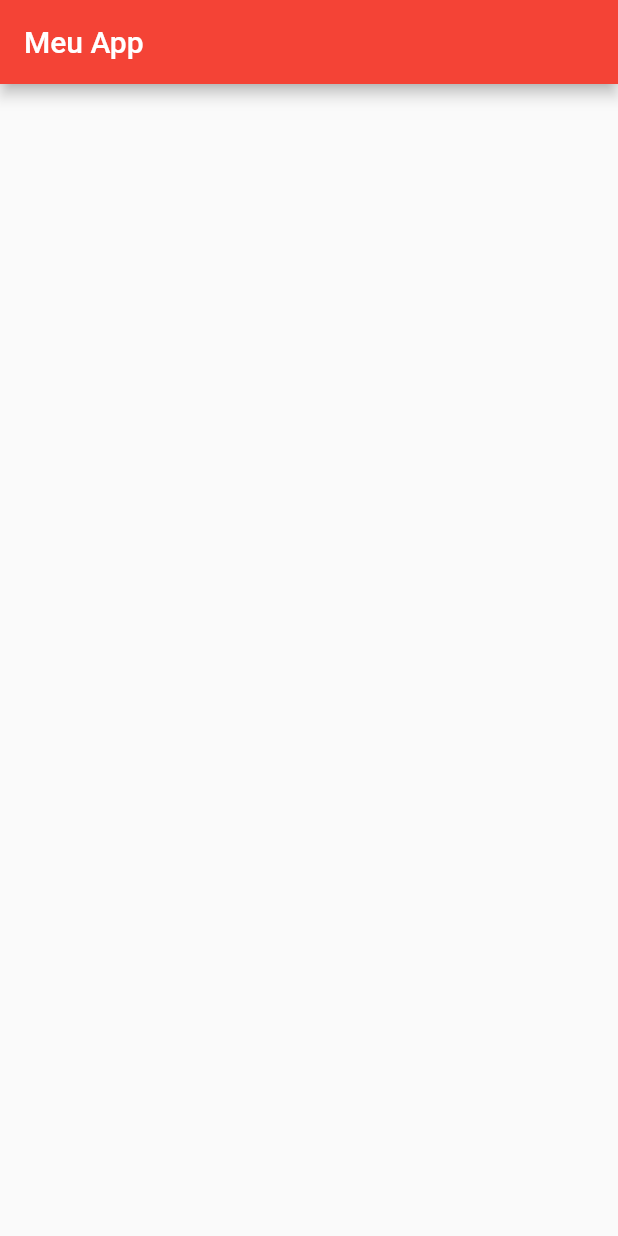
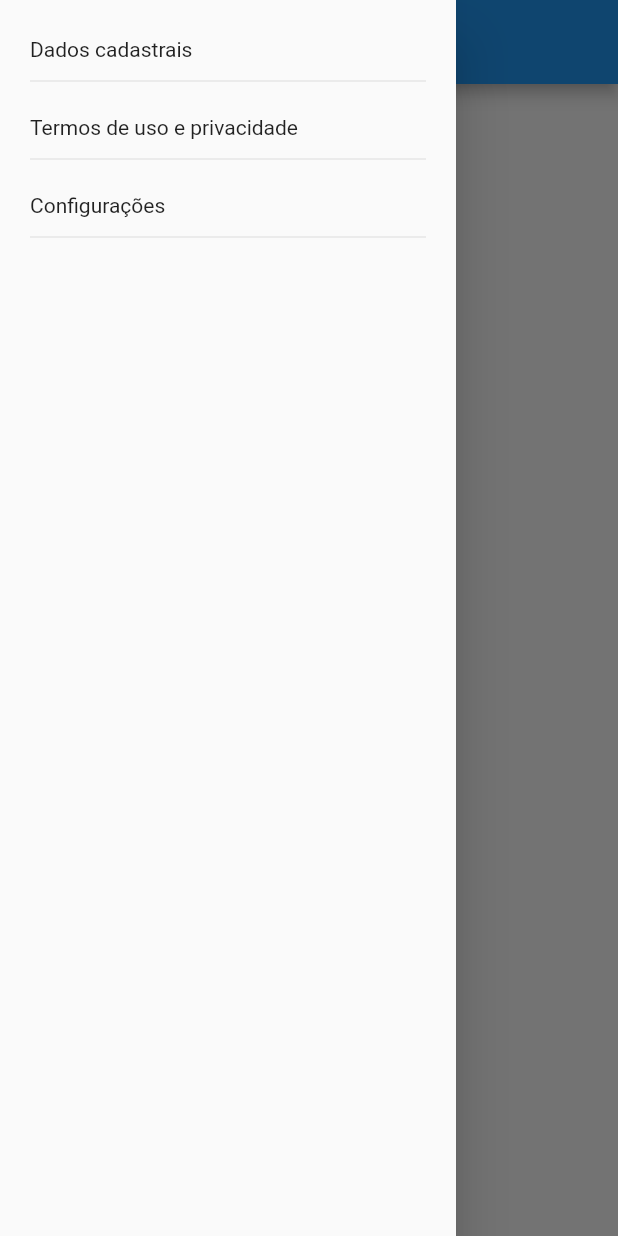
Before and after one commit to FilipeJN/trilhaapp, a Flutter app: the MainPage screen opened directly, with the side drawer open (before the commit the screen has no drawer), on a phone screen of 412 x 824 dp. Run offline on Flutter 3.47's test engine with Material 2 defaults, Android fonts, the phone set to English and light mode, and no system bars; our stand-ins replace google_fonts; network calls fail.

Commit message:
Adicionando menu lateral(drawer) a main_page

```diff
--- a/lib/my_app.dart
+++ b/lib/my_app.dart
@@ -10,7 +10,7 @@ class MyApp extends StatelessWidget {
     return MaterialApp(
       debugShowCheckedModeBanner: false,
       theme: ThemeData(
-        primarySwatch: Colors.red,
+        primarySwatch: Colors.blue,
         textTheme: GoogleFonts.robotoTextTheme(),
       ),
       home: const LoginPage(),
--- a/lib/pages/login_page.dart
+++ b/lib/pages/login_page.dart
@@ -157,8 +157,9 @@ class _LoginPageState extends State<LoginPage> {
                     width: double.infinity,
                     child: TextButton(
                       onPressed: () {
-                        if (email == "email@gmail.com" &&
-                            senha.trim() == "123") {
+                        if (email == "" && //email@gmail.com
+                            senha.trim() == "") {
+                          //123
                           ScaffoldMessenger.of(context).showSnackBar(SnackBar(
                               content: Text("Login efetuado com sucesso")));
                           Navigator.pushReplacement(
--- a/lib/pages/main_page.dart
+++ b/lib/pages/main_page.dart
@@ -10,9 +10,54 @@ class MainPage extends StatefulWidget {
 class _MainPageState extends State<MainPage> {
   @override
   Widget build(BuildContext context) {
-    return Scaffold(
-      appBar: AppBar(
-        title: Text("Meu App"),
+    return SafeArea(
+      child: Scaffold(
+        appBar: AppBar(
+          title: const Text("Main Page"),
+        ),
+        drawer: Drawer(
+          child: Padding(
+            padding: EdgeInsets.symmetric(vertical: 20, horizontal: 20),
+            child: Column(
+              crossAxisAlignment: CrossAxisAlignment.start,
+              children: [
+                InkWell(
+                  child: Container(
+                      padding: EdgeInsets.symmetric(vertical: 5),
+                      width: double.infinity,
+                      child: Text("Dados cadastrais")),
+                  onTap: () {},
+                ),
+                Divider(),
+                SizedBox(
+                  height: 10,
+                ),
+                InkWell(
+                  child: Container(
+                      padding: EdgeInsets.symmetric(vertical: 5),
+                      width: double.infinity,
+                      child: Text("Termos de uso e privacidade")),
+                  onTap: () {},
+                ),
+                Divider(),
+                SizedBox(
+                  height: 10,
+                ),
+                InkWell(
+                  child: Container(
+                      padding: EdgeInsets.symmetric(vertical: 5),
+                      width: double.infinity,
+                      child: Text("Configurações")),
+                  onTap: () {},
+                ),
+                Divider(),
+                SizedBox(
+                  height: 10,
+                ),
+              ],
+            ),
+          ),
+        ),
       ),
     );
   }
```
